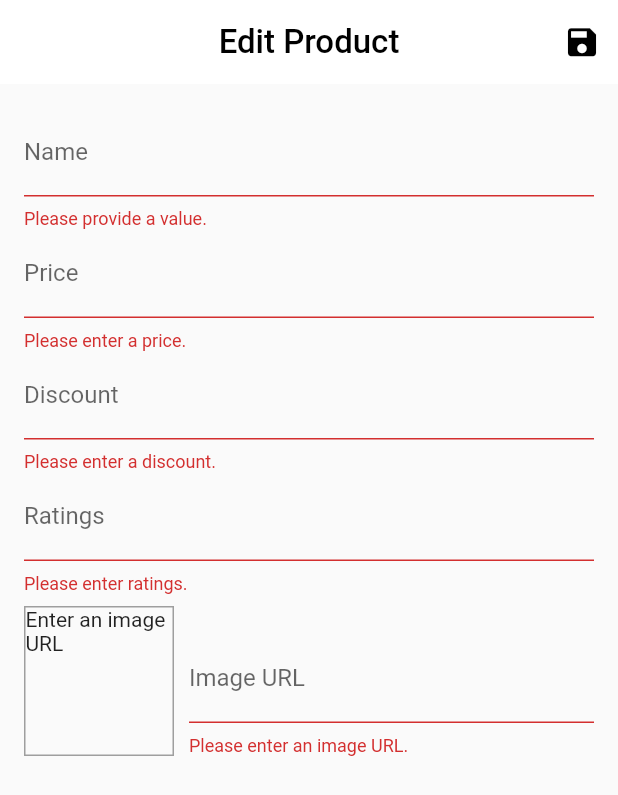
After one commit to harshali1226/Food_Delivery, a Flutter app: the EditProductScreen screen opened by its route, after a tap on the "save" icon, on a phone screen of 412 x 824 dp. The commit adds this screen. Shown: the top 795 px of the screen. Run offline on Flutter 3.47's test engine with Material 2 defaults, Android fonts, the phone set to English and light mode, and no system bars; our stand-ins replace image_picker; network calls fail.

Commit message:
data added on the server

```diff
--- a/lib/data/food_data.dart
+++ b/lib/data/food_data.dart
@@ -1,11 +1,12 @@
 import 'package:flutter/cupertino.dart';
-
+import 'package:http/http.dart' as http;
 import '../model/food_model.dart';
+import 'dart:convert';
 
 class Foods with ChangeNotifier {
   List<Food> _items = [
-    Food(id: '1',name: 'Hot Coffee', imagePath: 'assets/images/coffee.jpg',price: 22.0,ratings: 22,discount: 22),
-    Food(id: '2',name: 'Pizza', imagePath: 'assets/images/pizza.jpg',price: 120.0,ratings: 50,discount: 20),
+    Food(id: '1',name: 'Hot Coffee', imagePath: 'https://rakskitchen.net/wp-content/uploads/2016/12/Cold-coffee-recipe.jpg',price: 22.0,ratings: 22,discount: 22),
+    Food(id: '2',name: 'Pizza', imagePath: 'https://www.kingarthurflour.com/sites/default/files/recipe_legacy/20-3-large.jpg',price: 120.0,ratings: 50,discount: 20),
   ];
 
   List<Food> get items {
@@ -16,8 +17,49 @@ class Foods with ChangeNotifier {
     return _items.firstWhere((prod) => prod.id == id);
   }
 
-  void addProducts() {
-   // _items.add(value);
+  Future<void> addProducts(Food food) async {
+    const url = 'https://fooddelivery-cab9c.firebaseio.com/products.json';
+    try {
+      final response = await http.post(url, body: json.encode({
+      'name': food.name,
+      'price': food.price,
+      'discount': food.discount,
+      'ratings': food.ratings,
+      'imagePath': food.imagePath,
+
+    }));
+    final newFood = Food(
+      name: food.name,
+      price: food.price,
+      discount: food.discount,
+      ratings: food.ratings,
+      imagePath: food.imagePath,
+      id: json.decode(response.body)['name']
+      );
+      _items.add(newFood);
+
    notifyListeners();
+    } catch (error) {
+      print(error);
+      throw error;
+    }
+
+     // print(json.decode(response.body));
+  }
+
+  void updateProduct(String id, Food newFood  ) {
+    final prodIndex = _items.indexWhere((prod) => prod.id == id);
+    if(prodIndex >= 0) {
+      _items[prodIndex] = newFood;
+      notifyListeners();
+    }
+    else {
+      print('..');
+    }
+  }
+
+  void deleteProduct(String id) {
+    _items.removeWhere((prod) => prod.id == id);
+    notifyListeners();
   }
 }
--- a/lib/main.dart
+++ b/lib/main.dart
@@ -1,5 +1,7 @@
 import 'package:flutter/material.dart';
+import 'package:food_delivery/pages/edit_page.dart';
 import 'package:food_delivery/pages/orders_page.dart';
+import 'package:food_delivery/pages/userProduct_page.dart';
 import './data/category_data.dart';
 import './model/orders.dart';
 import './pages/myfoods.dart';
@@ -45,6 +47,8 @@ class MyApp extends StatelessWidget {
             SignUp.routeName: (ctx) => SignUp(),
             MyFoods.routeName: (ctx) => MyFoods(),
             OrdersPage.routeName: (ctx) => OrdersPage(),
+            EditProductScreen.routeName: (ctx) => EditProductScreen(),
+            UserProductsScreen.routeName: (ctx) => UserProductsScreen()
           },
         ),
 
--- /dev/null
+++ b/lib/pages/edit_page.dart
@@ -0,0 +1,355 @@
+import 'package:flutter/material.dart';
+import 'package:food_delivery/model/food_model.dart';
+import 'package:provider/provider.dart';
+import '../data/food_data.dart';
+
+class EditProductScreen extends StatefulWidget {
+  static const routeName = '/edit-product';
+
+  @override
+  _EditProductScreenState createState() => _EditProductScreenState();
+}
+
+class _EditProductScreenState extends State<EditProductScreen> {
+  final _priceFocusNode = FocusNode();
+  final _discountFocusNode = FocusNode();
+  final _ratingsFocusNode = FocusNode();
+  final _imagePathController = TextEditingController();
+  final _imagePathFocusNode = FocusNode();
+  final _form = GlobalKey<FormState>();
+  var _editedProduct = Food(
+    id: null,
+    name: '',
+    price: 0,
+    discount: 0,
+    ratings: 0,
+    imagePath: '',
+  );
+  var _initValues = {
+    'name': '',
+    'price': '',
+    'discount': '',
+    'ratings': '',
+    'imagePath': '',
+  };
+  var _isInit = true;
+  var _isLoading = false;
+
+  @override
+  void initState() {
+    _imagePathFocusNode.addListener(_updateImageUrl);
+    super.initState();
+  }
+
+  @override
+  void didChangeDependencies() {
+    if (_isInit) {
+      final productId = ModalRoute.of(context).settings.arguments as String;
+      if (productId != null) {
+        _editedProduct =
+            Provider.of<Foods>(context, listen: false).findById(productId);
+        _initValues = {
+          'name': _editedProduct.name,
+    'price': _editedProduct.price.toString(),
+    'discount': _editedProduct.discount.toString(),
+    'ratings': _editedProduct.ratings.toString(),
+    'imagePath': '',
+        };
+        _imagePathController.text = _editedProduct.imagePath;
+      }
+    }
+    _isInit = false;
+    super.didChangeDependencies();
+  }
+
+  @override
+  void dispose() {
+    _imagePathFocusNode.removeListener(_updateImageUrl);
+    _priceFocusNode.dispose();
+    _discountFocusNode.dispose();
+    _ratingsFocusNode.dispose();
+    _imagePathController.dispose();
+    _imagePathFocusNode.dispose();
+    super.dispose();
+  }
+
+  void _updateImageUrl() {
+    if (!_imagePathFocusNode.hasFocus) {
+      if ((!_imagePathController.text.startsWith('http') &&
+              !_imagePathController.text.startsWith('https')) ||
+          (!_imagePathController.text.endsWith('.png') &&
+              !_imagePathController.text.endsWith('.jpg') &&
+              !_imagePathController.text.endsWith('.jpeg'))) {
+        return;
+      }
+      setState(() {});
+    }
+  }
+
+  Future<void> _saveForm() async {
+    final isValid = _form.currentState.validate();
+    if (!isValid) {
+      return;
+    }
+    _form.currentState.save();
+    // print(_editedProduct.name);
+    // print(_editedProduct.ratings);
+    // print(_editedProduct.discount);
+    // print(_editedProduct.imagePath);
+    setState(() {
+      _isLoading = true;
+    });
+    if (_editedProduct.id != null) {
+       Provider.of<Foods>(context, listen: false)
+          .updateProduct(_editedProduct.id, _editedProduct);
+          Navigator.of(context).pop();
+          setState(() {
+            _isLoading = false;
+          });
+    } else {
+      try {
+        await Provider.of<Foods>(context, listen: false)
+            .addProducts(_editedProduct);
+              // setState(() {
+              //   _isLoading = false;
+              // });
+            // Navigator.of(context).pop();
+      } catch (error) {
+        await showDialog(
+          context: context,
+          builder: (ctx) => AlertDialog(
+                title: Text('An error occurred!'),
+                content: Text('Something went wrong.'),
+                actions: <Widget>[
+                  FlatButton(
+                    child: Text('Okay'),
+                    onPressed: () {
+                      Navigator.of(ctx).pop();
+                    },
+                  )
+                ],
+              ),
+        );
+      } finally {
+        setState(() {
+          _isLoading = false;
+        });
+        Navigator.of(context).pop();
+      }
+
+    }
+  }
+
+  @override
+  Widget build(BuildContext context) {
+    return Scaffold(
+      appBar: AppBar(
+        title: Text('Edit Product', style: TextStyle(color: Colors.black, fontSize: 22),),
+        backgroundColor: Colors.white,
+        centerTitle: true,
+        elevation: 0,
+        actions: <Widget>[
+          IconButton(
+            icon: Icon(Icons.save, color: Colors.black,size: 25),
+            onPressed: _saveForm,
+          ),
+        ],
+      ),
+      body: _isLoading
+          ? Center(
+              child: CircularProgressIndicator(),
+            )
+          : Padding(
+              padding: const EdgeInsets.all(16.0),
+              child: Form(
+                key: _form,
+                child: ListView(
+                  children: <Widget>[
+                    TextFormField(
+                     initialValue: _initValues['title'],
+                      decoration: InputDecoration(labelText: 'Name'),
+                      textInputAction: TextInputAction.next,
+                      onFieldSubmitted: (_) {
+                        FocusScope.of(context).requestFocus(_priceFocusNode);
+                      },
+                      validator: (value) {
+                        if (value.isEmpty) {
+                          return 'Please provide a value.';
+                        }
+                        return null;
+                      },
+                      onSaved: (value) {
+                        _editedProduct = Food(
+                            name: value,
+                            price: _editedProduct.price,
+                            discount: _editedProduct.discount,
+                            ratings: _editedProduct.ratings,
+                            imagePath: _editedProduct.imagePath,
+                            id: _editedProduct.id,
+                        );
+                           // isFavorite: _editedProduct.isFavorite);
+                      },
+                    ),
+                    TextFormField(
+                      initialValue: _initValues['price'],
+                      decoration: InputDecoration(labelText: 'Price'),
+                      textInputAction: TextInputAction.next,
+                      keyboardType: TextInputType.number,
+                      focusNode: _priceFocusNode,
+                      onFieldSubmitted: (_) {
+                        FocusScope.of(context)
+                            .requestFocus(_discountFocusNode);
+                      },
+                      validator: (value) {
+                        if (value.isEmpty) {
+                          return 'Please enter a price.';
+                        }
+                        if (double.tryParse(value) == null) {
+                          return 'Please enter a valid number.';
+                        }
+                        if (double.parse(value) <= 0) {
+                          return 'Please enter a number greater than zero.';
+                        }
+                        return null;
+                      },
+                      onSaved: (value) {
+                        _editedProduct = Food(
+                            name: _editedProduct.name,
+                            price: double.parse(value),
+                            discount: _editedProduct.discount,
+                            ratings: _editedProduct.ratings,
+                            imagePath: _editedProduct.imagePath,
+                            id: _editedProduct.id,
+                        );
+                           // isFavorite: _editedProduct.isFavorite);
+                      },
+                    ),
+                    TextFormField(
+                      initialValue: _initValues['discount'],
+                      decoration: InputDecoration(labelText: 'Discount'),
+                      //maxLines: 3,
+                      keyboardType: TextInputType.number,
+                      focusNode: _discountFocusNode,
+                      textInputAction: TextInputAction.next,
+                      validator: (value) {
+                        if (value.isEmpty) {
+                          return 'Please enter a discount.';
+                        }
+                        if (double.tryParse(value) == null) {
+                          return 'Please enter a valid number.';
+                        }
+                        return null;
+                      },
+                      onSaved: (value) {
+                        _editedProduct = Food(
+                          name: _editedProduct.name,
+                          price: _editedProduct.price,
+                          discount: _editedProduct.discount,
+                          ratings: double.parse(value),
+                          imagePath: _editedProduct.imagePath,
+                          id: _editedProduct.id,
+                          //isFavorite: _editedProduct.isFavorite,
+                        );
+                      },
+                    ),
+                    TextFormField(
+                      initialValue: _initValues['ratings'],
+                      decoration: InputDecoration(labelText: 'Ratings'),
+                      //maxLines: 3,
+                      keyboardType: TextInputType.number,
+                      textInputAction: TextInputAction.next,
+                      focusNode: _ratingsFocusNode,
+                      validator: (value) {
+                        if (value.isEmpty) {
+                          return 'Please enter ratings.';
+                        }
+                        if (double.tryParse(value) == null) {
+                          return 'Please enter a valid number.';
+                        }
+                        return null;
+                      },
+                      onSaved: (value) {
+                        _editedProduct = Food(
+                          name: _editedProduct.name,
+                          price: _editedProduct.price,
+                          discount: double.parse(value),
+                          ratings: _editedProduct.ratings,
+                          imagePath: _editedProduct.imagePath,
+                          id: _editedProduct.id,
+                          //isFavorite: _editedProduct.isFavorite,
+                        );
+                      },
+                    ),
+                    Row(
+                      crossAxisAlignment: CrossAxisAlignment.end,
+                      children: <Widget>[
+                        Container(
+                          width: 100,
+                          height: 100,
+                          margin: EdgeInsets.only(
+                            top: 8,
+                            right: 10,
+                          ),
+                          decoration: BoxDecoration(
+                            border: Border.all(
+                              width: 1,
+                              color: Colors.grey,
+                            ),
+                          ),
+                          child: _imagePathController.text.isEmpty
+                              ? Text('Enter an image URL')
+                              : FittedBox(
+                                  child: Image.network(
+                                    _imagePathController.text,
+                                    fit: BoxFit.cover,
+                                  ),
+                                ),
+                        ),
+                        Expanded(
+                          child: TextFormField(
+                           // initialValue: _initValues['imagePath'],
+                            decoration: InputDecoration(labelText: 'Image URL'),
+                            keyboardType: TextInputType.url,
+                            textInputAction: TextInputAction.done,
+                            controller: _imagePathController,
+                            focusNode: _imagePathFocusNode,
+                            onFieldSubmitted: (_) {
+                              _saveForm();
+                            },
+                            validator: (value) {
+                              if (value.isEmpty) {
+                                return 'Please enter an image URL.';
+                              }
+                              if (!value.startsWith('http') &&
+                                  !value.startsWith('https')) {
+                                return 'Please enter a valid URL.';
+                              }
+                              if (!value.endsWith('.png') &&
+                                  !value.endsWith('.jpg') &&
+                                  !value.endsWith('.jpeg')) {
+                                return 'Please enter a valid image URL.';
+                              }
+                              return null;
+                            },
+                            onSaved: (value) {
+                              _editedProduct = Food(
+                                name: _editedProduct.name,
+                          price: _editedProduct.price,
+                          discount: _editedProduct.discount,
+                          ratings: _editedProduct.ratings,
+                          imagePath: value,
+                          id: _editedProduct.id,
+                               // isFavorite: _editedProduct.isFavorite,
+                              );
+                            },
+                          ),
+                        ),
+                      ],
+                    ),
+                  ],
+                ),
+              ),
+            ),
+    );
+  }
+}
--- a/lib/pages/myfoods.dart
+++ b/lib/pages/myfoods.dart
@@ -3,6 +3,7 @@ import 'package:food_delivery/data/category_data.dart';
 import 'package:food_delivery/model/category_model.dart';
 import 'package:food_delivery/widgets/myfoods_items.dart';
 import 'package:provider/provider.dart';
+import '../pages/edit_page.dart';
 class MyFoods extends StatefulWidget {
   static const routeName = '/myfoods';
   @override
@@ -21,6 +22,11 @@ class _MyFoodsState extends State<MyFoods> {
         centerTitle: true,
         elevation: 10,
         backgroundColor: Colors.white,
+        actions: <Widget>[
+          IconButton(icon: const Icon(Icons.add, color: Colors.black,), onPressed: () {
+            Navigator.of(context).pushNamed(EditProductScreen.routeName);
+          })
+        ],
       ),
           body: Container(
             margin: EdgeInsets.symmetric(horizontal: 5, vertical: 25),
--- a/lib/widgets/bought_foods.dart
+++ b/lib/widgets/bought_foods.dart
@@ -24,7 +24,7 @@ class _BoughtFoodsState extends State<BoughtFoods> {
             height: 200,
             width: 370,
             padding: EdgeInsets.symmetric(vertical: 10),
-            child: Image(image: AssetImage(widget.imagePath,),fit: BoxFit.cover
+            child: Image(image: NetworkImage(widget.imagePath,),fit: BoxFit.cover
             ),
           ),
           Positioned(
```
Also changed, not shown: lib/pages/userProduct_page.dart (added, +67 -0 lines), lib/widgets/imagepick.dart (+9 -2 lines), lib/widgets/userProduct_item.dart (added, +56 -0 lines), pubspec.yaml (+5 -4 lines), pubspec.lock.
